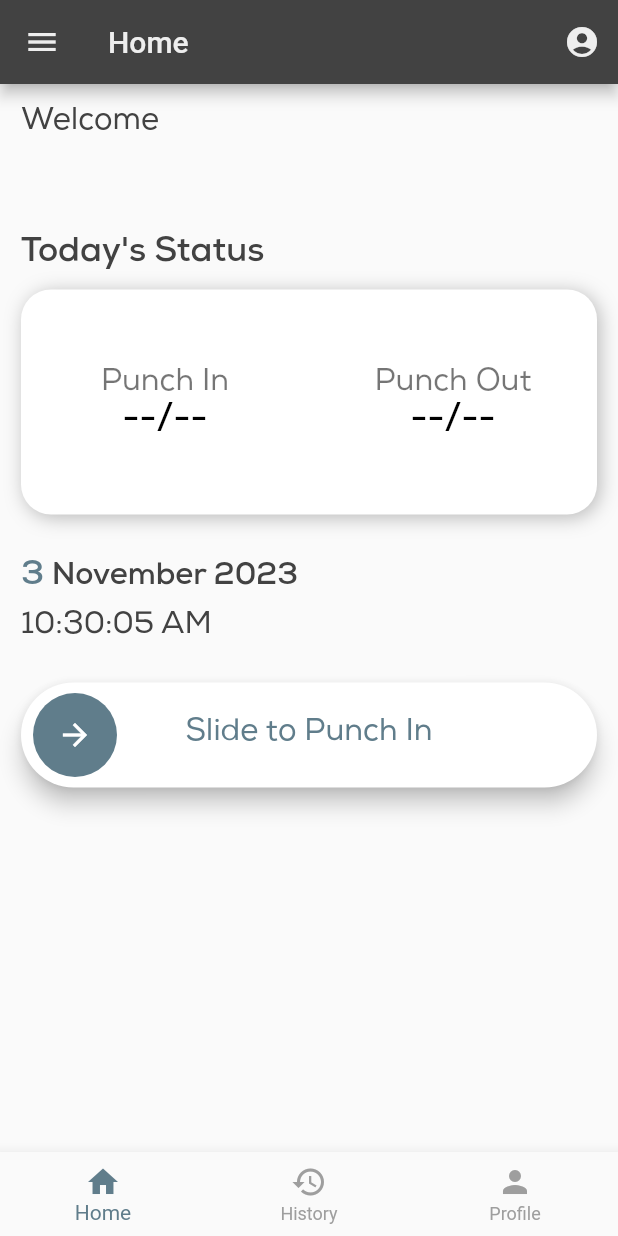
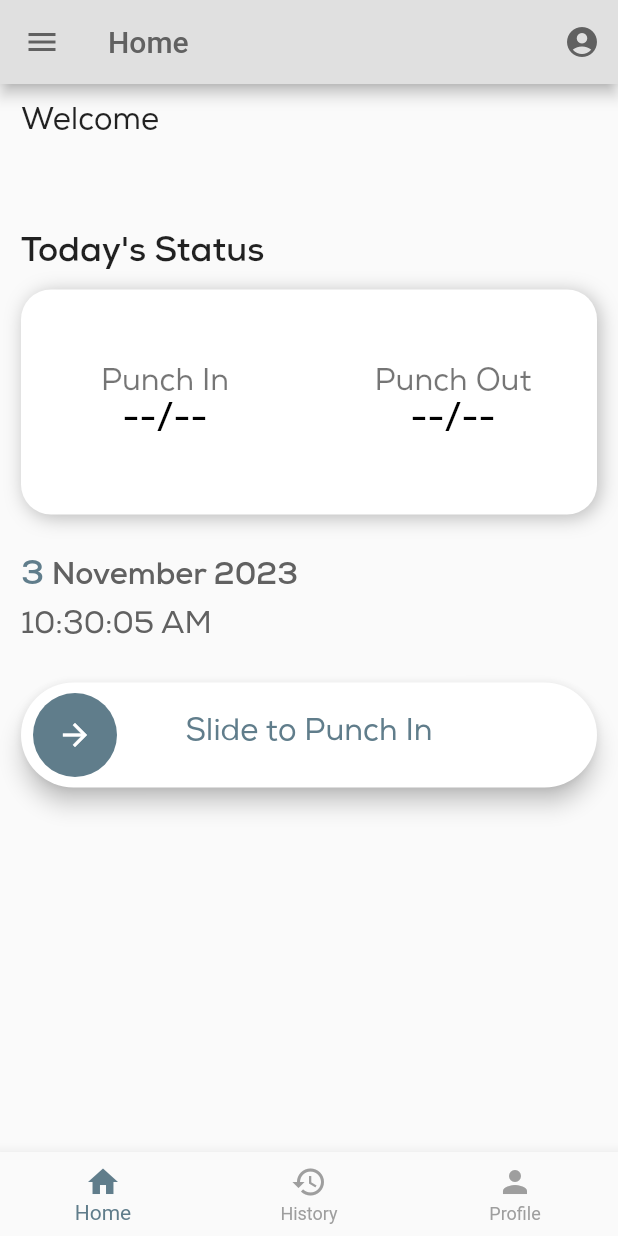
Before and after one commit to nabeelkt/attendance_register, a Flutter app: the screen it shows once a user with an empty profile is signed in, in the side drawer, after a tap on the "account circle" icon, on a phone screen of 412 x 824 dp. Run offline on Flutter 3.47's test engine with Material 2 defaults, Android fonts, the phone set to English and light mode, and no system bars; drawn by our look-alikes of slide_to_act; our stand-ins replace cloud_firestore, firebase_auth, firebase_core, firebase_storage, geocoding, geolocator and 5 more; missing offline and left inert: sign_button; accounts and stored records are empty.

Commit message:
theme correction

```diff
--- a/lib/main.dart
+++ b/lib/main.dart
@@ -24,6 +24,7 @@ class MyApp extends StatelessWidget {
       home: const AuthCheck(),
       theme: lightMode,
       darkTheme: darkMode,
+      themeMode: ThemeMode.system,
     );
   }
 }
--- a/lib/screens/home/widgets/custom_appbar.dart
+++ b/lib/screens/home/widgets/custom_appbar.dart
@@ -18,13 +18,13 @@ class CustomAppBar extends StatelessWidget implements PreferredSizeWidget {
     return AppBar(
       title: Text(
         title,
-        style: TextStyle(color: Theme.of(context).colorScheme.primary),
+        style: TextStyle(color: Theme.of(context).colorScheme.inversePrimary),
       ),
       leading: IconButton(
         // Hamburger menu icon
         icon: Icon(
           Icons.menu,
-          color: Theme.of(context).colorScheme.primary,
+          color: Theme.of(context).colorScheme.inversePrimary,
         ),
         onPressed: () {
           scaffoldKey.currentState?.openDrawer();
@@ -35,7 +35,7 @@ class CustomAppBar extends StatelessWidget implements PreferredSizeWidget {
           // User icon
           icon: Icon(
             Icons.account_circle,
-            color: Theme.of(context).colorScheme.primary,
+            color: Theme.of(context).colorScheme.inversePrimary,
           ),
           onPressed: () {
             Navigator.push(
@@ -47,7 +47,7 @@ class CustomAppBar extends StatelessWidget implements PreferredSizeWidget {
           },
         ),
       ],
-      backgroundColor: Theme.of(context).colorScheme.inversePrimary,
+      backgroundColor: Theme.of(context).colorScheme.secondary,
     );
   }
 }
--- a/lib/screens/profile/update_profile_screen.dart
+++ b/lib/screens/profile/update_profile_screen.dart
@@ -171,10 +171,10 @@ class _UpdateProfileScreenState extends State<UpdateProfileScreen> {
   Widget build(BuildContext context) {
     return Scaffold(
       appBar: AppBar(
-        backgroundColor: Theme.of(context).colorScheme.inversePrimary,
+        backgroundColor: Theme.of(context).colorScheme.secondary,
         title: Text(
           'Edit Profile',
-          style: TextStyle(color: Theme.of(context).colorScheme.primary),
+          style: TextStyle(color: Theme.of(context).colorScheme.inversePrimary),
         ),
         leading: IconButton(
           onPressed: () {
@@ -182,7 +182,7 @@ class _UpdateProfileScreenState extends State<UpdateProfileScreen> {
           },
           icon: Icon(
             LineAwesomeIcons.angle_left,
-            color: Theme.of(context).colorScheme.primary,
+            color: Theme.of(context).colorScheme.inversePrimary,
           ),
         ),
       ),
--- a/lib/style/theme/dark_mode.dart
+++ b/lib/style/theme/dark_mode.dart
@@ -3,13 +3,13 @@ import 'package:flutter/material.dart';
 ThemeData darkMode = ThemeData(
   brightness: Brightness.dark,
   colorScheme: ColorScheme.dark(
-    background: Colors.grey.shade900,
-    primary: Colors.grey.shade800,
+    background: Colors.grey.shade800,
+    primary: Colors.grey.shade500,
     secondary: Colors.grey.shade700,
     inversePrimary: Colors.grey.shade300,
   ),
-  textTheme: ThemeData.dark().textTheme.apply(
-        bodyColor: Colors.grey[300],
-        displayColor: Colors.white,
-      ),
+  // textTheme: ThemeData.dark().textTheme.apply(
+  //       bodyColor: Colors.grey[300],
+  //       displayColor: Colors.white,
+  //     ),
 );
--- a/lib/style/theme/light_mode.dart
+++ b/lib/style/theme/light_mode.dart
@@ -3,13 +3,13 @@ import 'package:flutter/material.dart';
 ThemeData lightMode = ThemeData(
   brightness: Brightness.light,
   colorScheme: ColorScheme.light(
-    background: Colors.grey.shade300,
-    primary: Colors.grey.shade200,
-    secondary: Colors.grey.shade400,
-    inversePrimary: Colors.grey.shade800,
+    background: Colors.grey.shade500,
+    primary: Colors.grey.shade500,
+    secondary: Colors.grey.shade300,
+    inversePrimary: Colors.grey.shade700,
   ),
-  textTheme: ThemeData.light().textTheme.apply(
-        bodyColor: Colors.grey[800],
-        displayColor: Colors.black,
-      ),
+  // textTheme: ThemeData.light().textTheme.apply(
+  //       bodyColor: Colors.grey[800],
+  //       displayColor: Colors.black,
+  //     ),
 );
--- a/lib/utils/components/my_textfield.dart
+++ b/lib/utils/components/my_textfield.dart
@@ -1,4 +1,3 @@
-import 'package:attendance_register/core/constants/colors.dart';
 import 'package:flutter/material.dart';
 
 class MyTextField extends StatefulWidget {
@@ -32,7 +31,7 @@ class _MyTextFieldState extends State<MyTextField> {
         horizontal: 10,
       ),
       child: TextFormField(
-        style: const TextStyle(color: kBlack),
+        style: TextStyle(color: Theme.of(context).colorScheme.inversePrimary),
         controller: widget.controller,
         decoration: InputDecoration(
           labelText: widget.label,
```
Also changed, not shown: lib/screens/history/history_screen.dart (+5 -2 lines), lib/screens/profile/profile_screen.dart (+5 -2 lines).
